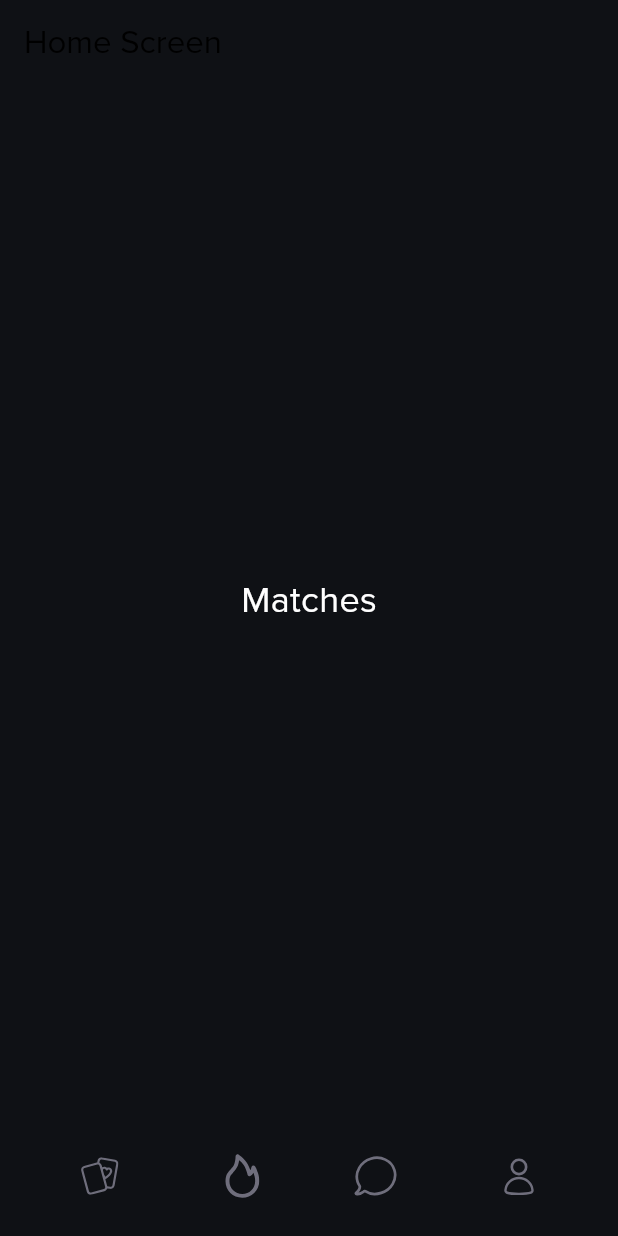
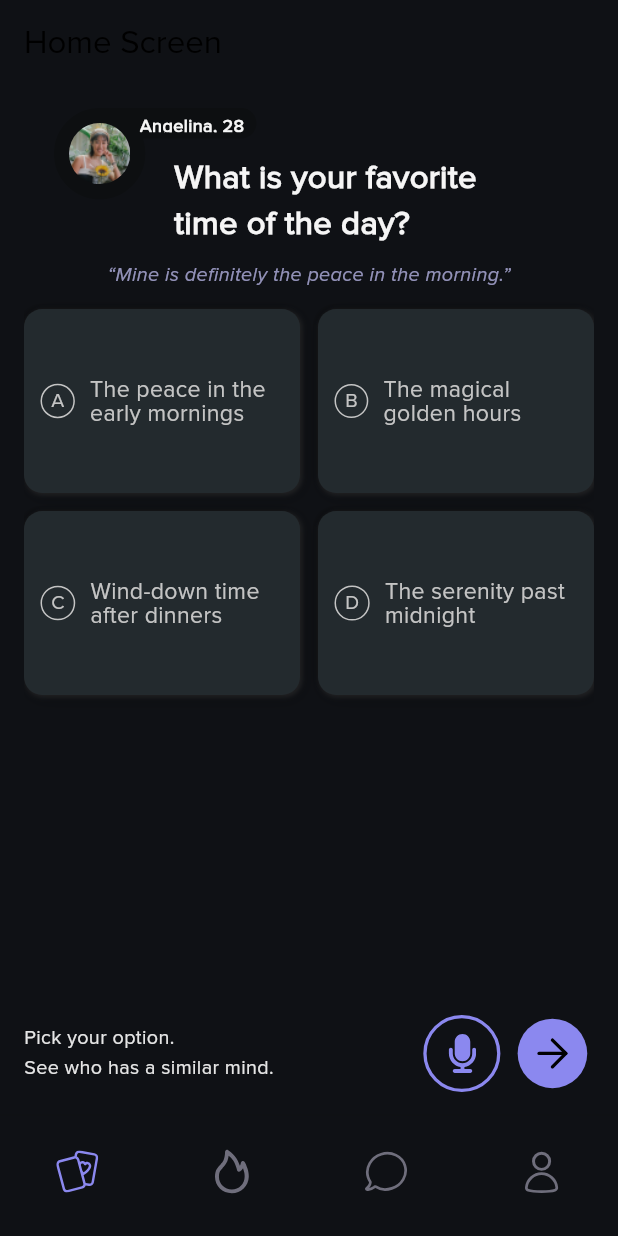
Before and after one commit to PrathamBhavsar/stroll_demo, a Flutter app: the screen it shows after launch, on a phone screen of 412 x 824 dp. Run offline on Flutter 3.47's test engine with Material 3 defaults, Android fonts, the phone set to English and light mode, and no system bars; our stand-ins replace flutter_screenutil, flutter_svg.

Commit message:
added UI components

```diff
--- /dev/null
+++ b/devtools_options.yaml
@@ -0,0 +1,3 @@
+description: This file stores settings for Dart & Flutter DevTools.
+documentation: https://docs.flutter.dev/tools/devtools/extensions#configure-extension-enablement-states
+extensions:
--- a/lib/constants/app_colors.dart
+++ b/lib/constants/app_colors.dart
@@ -6,9 +6,30 @@ class AppColors {
   static const Color accentColor = Color(0xFF6F6E7C);
   static const Color textHeaderPurple = Color(0xFFCCC8FF);
   static const Color textBorderPurple = Color(0xFFB3ADF6);
+  static const Color textBodyWhite = Color(0xFFE5E5E5);
   static const Color textLight = Color(0xFFF5F5F5);
-  static const Color textQuotePurple = Color(0xCBC9FFB2);
+  static const Color choiceChipLightGrey = Color(0xFFC4C4C4);
+  static const Color textQuotePurple = Color.fromRGBO(203, 201, 255, 0.7);
   static const Color choiceChipGrey = Color(0xFF232A2E);
+  static const Color profileGrey = Color(0xFF0D0F11);
+
+  static List<BoxShadow> choiceChipShadows = [
+    BoxShadow(
+      color: Colors.black.withOpacity(0.3),
+      offset: const Offset(-1, -1),
+      blurRadius: 2,
+    ),
+    const BoxShadow(
+      color: Color(0x7A484848),
+      offset: Offset(1, 1),
+      blurRadius: 2,
+    ),
+    BoxShadow(
+      color: Colors.black.withOpacity(0.3),
+      offset: const Offset(2, 2),
+      blurRadius: 8,
+    ),
+  ];
 
   static final MaterialColor primarySwatch = createMaterialColor(primaryColor);
 
--- /dev/null
+++ b/lib/constants/app_spaces.dart
@@ -0,0 +1,8 @@
+import 'package:flutter/material.dart';
+
+class AppSpaces {
+  static EdgeInsets appPadding = const EdgeInsets.all(16);
+
+  static Widget gapH(double h) => SizedBox(height: h);
+  static Widget gapW(double w) => SizedBox(width: w);
+}
--- a/lib/constants/app_texts.dart
+++ b/lib/constants/app_texts.dart
@@ -1,9 +1,13 @@
 import 'package:flutter/material.dart';
+import 'package:flutter_screenutil/flutter_screenutil.dart';
+import 'package:stroll_demo/constants/app_colors.dart';
 
 class AppTexts {
-  static const TextStyle bodyText = TextStyle(
-    fontWeight: FontWeight.normal,
-    fontSize: 16,
+  static TextStyle bodyText = TextStyle(
+    fontWeight: FontWeight.w400,
+    color: AppColors.textBodyWhite,
+    fontSize: 12.sp,
+    height: 1.5,
   );
 
   static const TextStyle headline1 = TextStyle(
@@ -11,9 +15,45 @@ class AppTexts {
     fontSize: 32,
   );
 
+  static TextStyle titleTextStyle = TextStyle(
+    fontWeight: FontWeight.w700,
+    color: AppColors.textLight,
+    fontSize: 11.sp,
+  );
+
+  static TextStyle quoteTextStyle = TextStyle(
+    fontStyle: FontStyle.italic,
+    fontWeight: FontWeight.w400,
+    color: AppColors.textQuotePurple,
+    fontSize: 12.sp,
+  );
+
+  static TextStyle questionTextStyle = TextStyle(
+    fontWeight: FontWeight.w700,
+    color: AppColors.textLight,
+    fontSize: 20.sp,
+  );
+
   static const TextStyle defaultTextStyle = TextStyle(
     fontWeight: FontWeight.normal,
     fontSize: 24,
     color: Colors.white,
   );
+
+  static TextStyle choiceChipOptionTextStyle = TextStyle(
+    fontWeight: FontWeight.w400,
+    fontSize: 12.sp,
+    color: AppColors.choiceChipLightGrey,
+    height: 1.05,
+  );
+
+  static TextStyle choiceChipLabelTextStyle({required bool isSelected}) {
+    return TextStyle(
+      fontWeight: FontWeight.w400,
+      fontSize: 14.sp,
+      color:
+          isSelected ? AppColors.secondaryColor : AppColors.choiceChipLightGrey,
+      height: 1.05,
+    );
+  }
 }
--- a/lib/main.dart
+++ b/lib/main.dart
@@ -1,4 +1,5 @@
 import 'package:flutter/material.dart';
+import 'package:flutter_screenutil/flutter_screenutil.dart';
 import 'package:provider/provider.dart';
 import 'package:stroll_demo/constants/app_colors.dart';
 import 'package:stroll_demo/constants/app_texts.dart';
@@ -7,13 +8,16 @@
 
 void main() {
   runApp(
-    MultiProvider(
+    ScreenUtilInit(
+      designSize: const Size(375, 812),
+      child: MultiProvider(
         providers: [
           ChangeNotifierProvider<HomeProvider>(
             create: (_) => HomeProvider.instance,
           ),
         ],
         child: const MyApp(),
+      ),
     ),
   );
 }
@@ -33,7 +37,7 @@
             .copyWith(
           secondary: AppColors.secondaryColor,
         ),
-        textTheme: const TextTheme(
+        textTheme: TextTheme(
           bodyLarge: AppTexts.bodyText,
           displayLarge: AppTexts.headline1,
         ),
--- a/lib/providers/home_provider.dart
+++ b/lib/providers/home_provider.dart
@@ -6,12 +6,31 @@ class HomeProvider extends ChangeNotifier {
   HomeProvider._privateConstructor();
 
   int _currentIndex = 0;
+  int _selectedChipIndex = -1;
 
   int get currentIndex => _currentIndex;
+  int get selectedChipIndex => _selectedChipIndex;
 
+  final chipData = [
+    {'circleText': 'A', 'labelText': 'The peace in the early mornings'},
+    {'circleText': 'B', 'labelText': 'The magical golden hours'},
+    {'circleText': 'C', 'labelText': 'Wind-down time after dinners'},
+    {'circleText': 'D', 'labelText': 'The serenity past midnight'},
+  ];
+
+  /// selects page
   void updateIndex(int index) {
     _currentIndex = index;
-    print(currentIndex);
+    notifyListeners();
+  }
+
+  /// selects chip choice
+  void selectChip(int index) {
+    if (_selectedChipIndex == index) {
+      _selectedChipIndex = -1;
+    } else {
+      _selectedChipIndex = index;
+    }
     notifyListeners();
   }
 }
--- a/lib/views/home/home_screen.dart
+++ b/lib/views/home/home_screen.dart
@@ -1,9 +1,11 @@
 import 'package:flutter/material.dart';
 import 'package:flutter_svg/flutter_svg.dart';
 import 'package:provider/provider.dart';
+import 'package:stroll_demo/constants/app_colors.dart';
+import 'package:stroll_demo/constants/app_spaces.dart';
 import 'package:stroll_demo/views/home/pages/bonfire_page.dart';
 import 'package:stroll_demo/views/home/pages/chats_page.dart';
-import 'package:stroll_demo/views/home/pages/matches_page.dart';
+import 'package:stroll_demo/views/home/pages/matches/matches_page.dart';
 import 'package:stroll_demo/views/home/pages/profile_page.dart';
 import 'package:stroll_demo/providers/home_provider.dart';
 
@@ -16,36 +18,54 @@ class HomeScreen extends StatelessWidget {
       create: (_) => HomeProvider.instance,
       child: Consumer<HomeProvider>(
         builder: (context, homeProvider, child) {
+          final pageController =
+              PageController(initialPage: homeProvider.currentIndex);
+
+          const pages = [
+            MatchesPage(),
+            BonfirePage(),
+            ChatsPage(),
+            ProfilePage(),
+          ];
+
           return Scaffold(
             backgroundColor: Theme.of(context).primaryColor,
             appBar: AppBar(
               forceMaterialTransparency: true,
               title: const Text('Home Screen'),
             ),
-            body: PageView(
-              onPageChanged: (index) {
-                homeProvider.updateIndex(index);
-              },
-              controller:
-                  PageController(initialPage: homeProvider.currentIndex),
-              children: const [
-                MatchesPage(),
-                BonfirePage(),
-                ChatsPage(),
-                ProfilePage(),
-              ],
+            body: Padding(
+              padding: AppSpaces.appPadding,
+              child: PageView(
+                controller: pageController,
+                onPageChanged: (index) {
+                  homeProvider.updateIndex(index);
+                },
+                children: pages,
+              ),
             ),
-            bottomNavigationBar: BottomAppBar(
-              shape: const CircularNotchedRectangle(),
-              color: Theme.of(context).primaryColor,
-              child: Row(
-                mainAxisAlignment: MainAxisAlignment.spaceAround,
-                children: [
-                  _buildBottomNavItem(0, 'card', homeProvider),
-                  _buildBottomNavItem(1, 'bonfire', homeProvider),
-                  _buildBottomNavItem(2, 'chat', homeProvider),
-                  _buildBottomNavItem(3, 'user', homeProvider),
-                ],
+            bottomNavigationBar: SizedBox(
+              height: 80,
+              child: BottomNavigationBar(
+                currentIndex: homeProvider.currentIndex,
+                onTap: (index) {
+                  homeProvider.updateIndex(index);
+                  pageController.animateToPage(
+                    index,
+                    duration: const Duration(milliseconds: 400),
+                    curve: Curves.easeInOut,
+                  );
+                },
+                useLegacyColorScheme: true,
+                type: BottomNavigationBarType.fixed,
+                showUnselectedLabels: false,
+                backgroundColor: Theme.of(context).primaryColor,
+                selectedItemColor: AppColors.secondaryColor,
+                unselectedItemColor: AppColors.accentColor,
+                selectedIconTheme:
+                    const IconThemeData(color: AppColors.secondaryColor),
+                showSelectedLabels: false,
+                items: _buildBottomNavItems(homeProvider),
               ),
             ),
           );
@@ -54,13 +74,41 @@ class HomeScreen extends StatelessWidget {
     );
   }
 
-  Widget _buildBottomNavItem(
-      int index, String iconName, HomeProvider homeProvider) {
-    return IconButton(
-      icon: SvgPicture.asset('assets/icons/$iconName.svg'),
-      onPressed: () {
-        homeProvider.updateIndex(index);
-      },
-    );
+  // Helper method to build BottomNavigationBar items
+  List<BottomNavigationBarItem> _buildBottomNavItems(
+      HomeProvider homeProvider) {
+    final iconPaths = [
+      'assets/icons/card.svg',
+      'assets/icons/bonfire.svg',
+      'assets/icons/chat.svg',
+      'assets/icons/user.svg',
+    ];
+
+    return List.generate(4, (index) {
+      return BottomNavigationBarItem(
+        icon: SvgPicture.asset(
+          iconPaths[index],
+          color: homeProvider.currentIndex == index
+              ? AppColors.secondaryColor
+              : AppColors.accentColor,
+        ),
+        label: _getLabelForIndex(index),
+      );
+    });
+  }
+
+  String _getLabelForIndex(int index) {
+    switch (index) {
+      case 0:
+        return 'Card';
+      case 1:
+        return 'Bonfire';
+      case 2:
+        return 'Chats';
+      case 3:
+        return 'Profile';
+      default:
+        return '';
+    }
   }
 }
--- /dev/null
+++ b/lib/views/home/pages/matches/matches_page.dart
@@ -0,0 +1,96 @@
+import 'package:flutter/material.dart';
+import 'package:flutter_svg/flutter_svg.dart';
+import 'package:provider/provider.dart';
+import 'package:stroll_demo/constants/app_spaces.dart';
+import 'package:stroll_demo/constants/app_texts.dart';
+import 'package:stroll_demo/providers/home_provider.dart';
+import 'package:stroll_demo/views/home/pages/matches/widgets/choice_chip_widget.dart';
+import 'package:stroll_demo/views/home/pages/matches/widgets/circle_button_widget.dart';
+import 'package:stroll_demo/views/home/pages/matches/widgets/profile_widget.dart';
+
+class MatchesPage extends StatelessWidget {
+  const MatchesPage({super.key});
+
+  @override
+  Widget build(BuildContext context) {
+    return Consumer<HomeProvider>(
+      builder: (context, provider, child) {
+        return Column(
+          children: [
+            Padding(
+              padding: const EdgeInsets.symmetric(horizontal: 20.0),
+              child: Stack(
+                children: [
+                  const Align(
+                    alignment: Alignment.centerLeft,
+                    child: ProfileWidget(),
+                  ),
+                  Padding(
+                    padding:
+                        const EdgeInsets.only(top: 30, left: 80, right: 16),
+                    child: Text(
+                      'What is your favorite time of the day?',
+                      style: AppTexts.questionTextStyle,
+                    ),
+                  ),
+                ],
+              ),
+            ),
+            AppSpaces.gapH(9),
+            Text(
+              '“Mine is definitely the peace in the morning.”',
+              style: AppTexts.quoteTextStyle,
+              softWrap: true,
+              overflow: TextOverflow.visible,
+            ),
+            AppSpaces.gapH(14),
+            Flexible(
+              child: GridView.builder(
+                physics: const NeverScrollableScrollPhysics(),
+                gridDelegate: const SliverGridDelegateWithFixedCrossAxisCount(
+                  crossAxisCount: 2,
+                  crossAxisSpacing: 12,
+                  mainAxisSpacing: 12,
+                  childAspectRatio: 1.5,
+                ),
+                itemCount: provider.chipData.length,
+                itemBuilder: (context, index) {
+                  final chip = provider.chipData[index];
+                  return ChoiceChipWidget(
+                    isSelected: provider.selectedChipIndex == index,
+                    onTap: () => provider.selectChip(index),
+                    optionText: chip['circleText']!,
+                    labelText: chip['labelText']!,
+                  );
+                },
+              ),
+            ),
+            AppSpaces.gapH(11),
+            Row(
+              mainAxisAlignment: MainAxisAlignment.spaceBetween,
+              children: [
+                Text(
+                  'Pick your option.\nSee who has a similar mind.',
+                  style: AppTexts.bodyText,
+                ),
+                Row(
+                  children: [
+                    CircleButtonWidget(
+                      isFilled: false,
+                      content: SvgPicture.asset('assets/icons/microphone.svg'),
+                    ),
+                    AppSpaces.gapW(6),
+                    CircleButtonWidget(
+                      isFilled: true,
+                      content: SvgPicture.asset('assets/icons/arrow.svg'),
+                    ),
+                  ],
+                )
+              ],
+            ),
+          ],
+        );
+      },
+    );
+  }
+}
--- /dev/null
+++ b/lib/views/home/pages/matches/widgets/choice_chip_widget.dart
@@ -0,0 +1,77 @@
+import 'package:flutter/material.dart';
+import 'package:flutter_screenutil/flutter_screenutil.dart';
+import 'package:stroll_demo/constants/app_colors.dart';
+import 'package:stroll_demo/constants/app_spaces.dart';
+import 'package:stroll_demo/constants/app_texts.dart';
+
+class ChoiceChipWidget extends StatelessWidget {
+  final bool isSelected;
+  final VoidCallback onTap;
+  final String optionText;
+  final String labelText;
+
+  const ChoiceChipWidget({
+    super.key,
+    required this.isSelected,
+    required this.onTap,
+    required this.optionText,
+    required this.labelText,
+  });
+
+  @override
+  Widget build(BuildContext context) {
+    return GestureDetector(
+      onTap: onTap,
+      child: Container(
+        height: 57.h,
+        decoration: BoxDecoration(
+          border: Border.all(
+            width: 2,
+            strokeAlign: BorderSide.strokeAlignInside,
+            color: isSelected ? AppColors.secondaryColor : Colors.transparent,
+          ),
+          color: AppColors.choiceChipGrey,
+          borderRadius: BorderRadius.circular(12.r),
+          boxShadow: AppColors.choiceChipShadows,
+        ),
+        child: Padding(
+          padding: const EdgeInsets.symmetric(horizontal: 9, vertical: 13.5),
+          child: Row(
+            mainAxisAlignment: MainAxisAlignment.start,
+            children: [
+              Container(
+                padding: const EdgeInsets.all(6),
+                decoration: BoxDecoration(
+                  color: isSelected
+                      ? AppColors.secondaryColor
+                      : Colors.transparent,
+                  shape: BoxShape.circle,
+                  border: Border.all(
+                    width: 1,
+                    color: isSelected
+                        ? AppColors.secondaryColor
+                        : AppColors.choiceChipLightGrey,
+                  ),
+                ),
+                child: Text(
+                  optionText,
+                  style: AppTexts.choiceChipOptionTextStyle,
+                ),
+              ),
+              AppSpaces.gapW(10),
+              Flexible(
+                child: Text(
+                  labelText,
+                  style:
+                      AppTexts.choiceChipLabelTextStyle(isSelected: isSelected),
+                  softWrap: true,
+                  overflow: TextOverflow.visible,
+                ),
+              ),
+            ],
+          ),
+        ),
+      ),
+    );
+  }
+}
--- /dev/null
+++ b/lib/views/home/pages/matches/widgets/circle_button_widget.dart
@@ -0,0 +1,27 @@
+import 'package:flutter/material.dart';
+import 'package:stroll_demo/constants/app_colors.dart';
+
+class CircleButtonWidget extends StatelessWidget {
+  const CircleButtonWidget(
+      {super.key, required this.content, required this.isFilled});
+
+  final Widget content;
+  final bool isFilled;
+
+  @override
+  Widget build(BuildContext context) {
+    return Container(
+      padding: const EdgeInsets.symmetric(vertical: 10, horizontal: 15),
+      decoration: BoxDecoration(
+        color: isFilled ? AppColors.secondaryColor : Colors.transparent,
+        shape: BoxShape.circle,
+        border: Border.all(
+            width: 2.2,
+            color: isFilled ? Colors.transparent : AppColors.secondaryColor),
+      ),
+      child: Center(
+        child: content,
+      ),
+    );
+  }
+}
--- /dev/null
+++ b/lib/views/home/pages/matches/widgets/profile_widget.dart
@@ -0,0 +1,58 @@
+import 'package:flutter/material.dart';
+import 'package:flutter_screenutil/flutter_screenutil.dart';
+import 'package:stroll_demo/constants/app_colors.dart';
+import 'package:stroll_demo/constants/app_texts.dart';
+
+class ProfileWidget extends StatelessWidget {
+  const ProfileWidget({super.key});
+
+  @override
+  Widget build(BuildContext context) {
+    return SizedBox(
+      width: 135,
+      child: Stack(
+        children: [
+          Positioned(
+            top: 0,
+            left: 25,
+            right: 0,
+            child: Container(
+              height: 20.h,
+              width: 120,
+              decoration: BoxDecoration(
+                color: AppColors.profileGrey,
+                borderRadius: BorderRadius.circular(10.r),
+              ),
+              child: Padding(
+                padding:
+                    const EdgeInsets.symmetric(vertical: 4, horizontal: 8.0),
+                child: Text(
+                  'Angelina, 28',
+                  style: AppTexts.titleTextStyle,
+                  textAlign: TextAlign.right,
+                ),
+              ),
+            ),
+          ),
+          Container(
+            height: 60.r,
+            width: 60.r,
+            decoration: BoxDecoration(
+              shape: BoxShape.circle,
+              border: Border.all(
+                width: 10,
+                color: AppColors.profileGrey,
+              ),
+            ),
+            child: ClipOval(
+              child: Image.asset(
+                'assets/images/profile.png',
+                fit: BoxFit.fill,
+              ),
+            ),
+          )
+        ],
+      ),
+    );
+  }
+}
--- a/lib/views/home/pages/matches_page.dart
+++ /dev/null
@@ -1,16 +0,0 @@
-import 'package:flutter/material.dart';
-import 'package:stroll_demo/constants/app_texts.dart';
-
-class MatchesPage extends StatelessWidget {
-  const MatchesPage({super.key});
-
-  @override
-  Widget build(BuildContext context) {
-    return const Center(
-      child: Text(
-        'Matches',
-        style: AppTexts.defaultTextStyle,
-      ),
-    );
-  }
-}
--- a/pubspec.yaml
+++ b/pubspec.yaml
@@ -37,6 +37,7 @@ dependencies:
   cupertino_icons: ^1.0.8
   flutter_svg: ^2.0.17
   provider: ^6.1.2
+  flutter_screenutil: ^5.9.3
 
 dev_dependencies:
   flutter_test:
@@ -62,6 +63,7 @@ flutter:
 
   assets:
    - assets/icons/
+   - assets/images/
 
   # An image asset can refer to one or more resolution-specific "variants", see
   # https://flutter.dev/to/resolution-aware-images
```
Also changed, not shown: assets/icons/arrow.svg (added), assets/icons/microphone.svg (added), assets/images/profile.png (added), pubspec.lock. Lines whose indentation alone changed are shown as unchanged.
